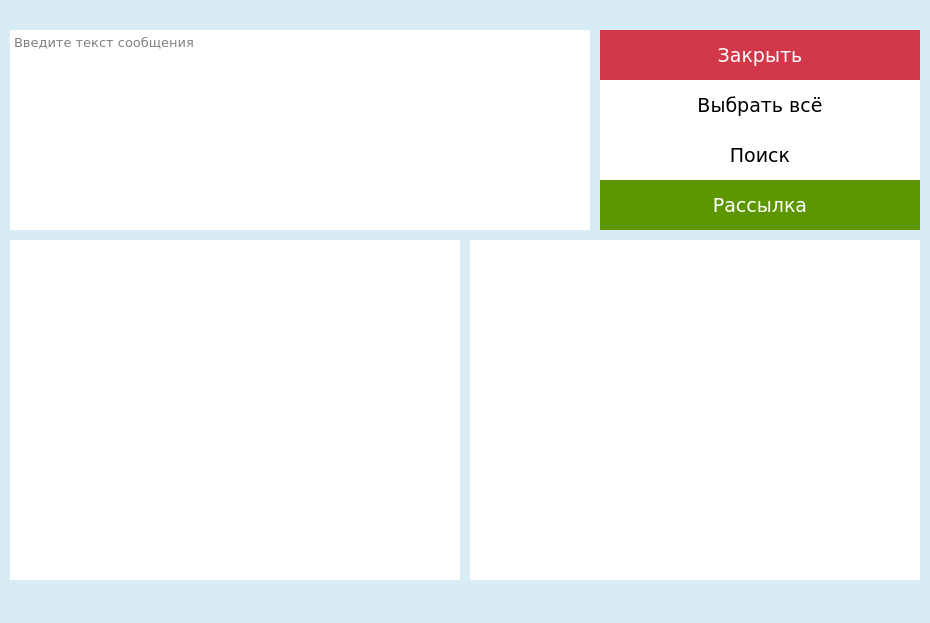
TarkvinAktus/python-standalone-vk-msg-sender-, file qtdesigner.ui: the form before one commit.
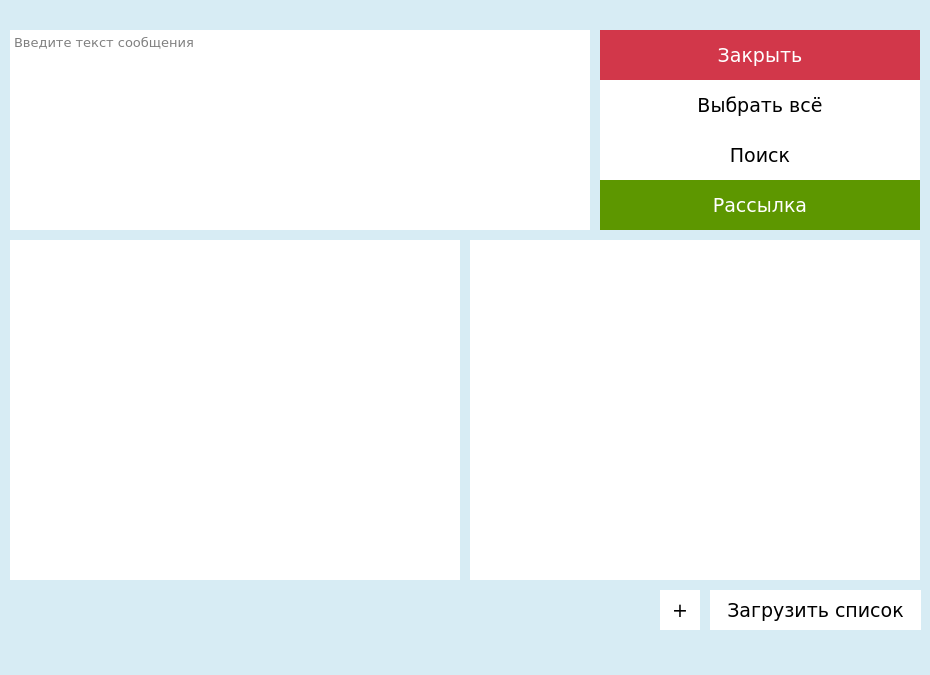
The form after the commit.

```diff
--- a/qtdesigner.ui
+++ b/qtdesigner.ui
@@ -13,7 +13,7 @@
     <x>0</x>
     <y>0</y>
     <width>930</width>
-    <height>623</height>
+    <height>675</height>
    </rect>
   </property>
   <property name="sizePolicy">
@@ -270,6 +270,71 @@
      <string>Закрыть</string>
     </property>
    </widget>
+   <widget class="QPushButton" name="addList">
+    <property name="geometry">
+     <rect>
+      <x>660</x>
+      <y>590</y>
+      <width>40</width>
+      <height>40</height>
+     </rect>
+    </property>
+    <property name="sizePolicy">
+     <sizepolicy hsizetype="Fixed" vsizetype="Fixed">
+      <horstretch>0</horstretch>
+      <verstretch>0</verstretch>
+     </sizepolicy>
+    </property>
+    <property name="font">
+     <font>
+      <family>Verdana</family>
+      <pointsize>14</pointsize>
+     </font>
+    </property>
+    <property name="toolTip">
+     <string>Сохранить список</string>
+    </property>
+    <property name="styleSheet">
+     <string notr="true">QPushButton{
+	background-color:white;
+border:none;
+}
+QPushButton:hover{
+	background-color:#f2f6fc;
+}</string>
+    </property>
+    <property name="text">
+     <string>+</string>
+    </property>
+   </widget>
+   <widget class="QPushButton" name="pushButton">
+    <property name="geometry">
+     <rect>
+      <x>710</x>
+      <y>590</y>
+      <width>211</width>
+      <height>40</height>
+     </rect>
+    </property>
+    <property name="font">
+     <font>
+      <family>Verdana</family>
+      <pointsize>14</pointsize>
+     </font>
+    </property>
+    <property name="styleSheet">
+     <string notr="true">QPushButton{
+	background-color:white;
+border:none;
+}
+QPushButton:hover{
+	background-color:#f2f6fc;
+}</string>
+    </property>
+    <property name="text">
+     <string>Загрузить список</string>
+    </property>
+   </widget>
   </widget>
   <widget class="QMenuBar" name="menubar">
    <property name="geometry">
```
